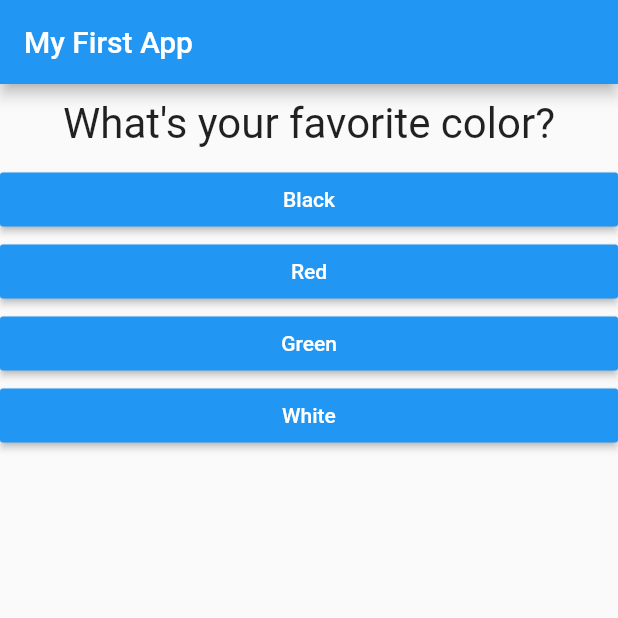
After one commit to koooosuke/playground, a Flutter app: the screen it shows after launch, on a phone screen of 412 x 824 dp, the top half of it. The commit adds this screen. Run offline on Flutter 3.47's test engine with Material 2 defaults, Android fonts, the phone set to English and light mode, and no system bars.

Commit message:
create quiz widget

```diff
--- a/flutter_complete_guide/lib/main.dart
+++ b/flutter_complete_guide/lib/main.dart
@@ -1,7 +1,5 @@
 import 'package:flutter/material.dart';
-
-import './question.dart';
-import './answer.dart';
+import 'package:flutter_complete_guide/quiz.dart';
 
 void main() => runApp(MyApp());
 
@@ -42,17 +40,15 @@ class _MyAppState extends State<MyApp> {
         appBar: AppBar(
           title: Text('My First App'),
         ),
-        body: Column(
-          children: [
-            Question(
-              questions[_questionIndex]['questionText'],
-            ),
-            ...(questions[_questionIndex]['answers'] as List<String>)
-                .map((answer) {
-              return Answer(_answerQuestion, answer);
-            }).toList(),
-          ],
-        ),
+        body: _questionIndex < questions.length
+            ? Quiz(
+                questionIndex: _questionIndex,
+                questions: questions,
+                answerQuestion: _answerQuestion,
+              )
+            : Center(
+                child: Text('You did it!'),
+              ),
       ),
     );
   }
--- /dev/null
+++ b/flutter_complete_guide/lib/quiz.dart
@@ -0,0 +1,26 @@
+import 'package:flutter/material.dart';
+
+import './answer.dart';
+import './question.dart';
+
+class Quiz extends StatelessWidget {
+  final List<Map<String, Object>> questions;
+  final int questionIndex;
+  final Function answerQuestion;
+
+  Quiz({this.questions, this.questionIndex, this.answerQuestion});
+
+  @override
+  Widget build(BuildContext context) {
+    return Column(
+      children: [
+        Question(
+          questions[questionIndex]['questionText'],
+        ),
+        ...(questions[questionIndex]['answers'] as List<String>).map((answer) {
+          return Answer(answerQuestion, answer);
+        }).toList(),
+      ],
+    );
+  }
+}
```
